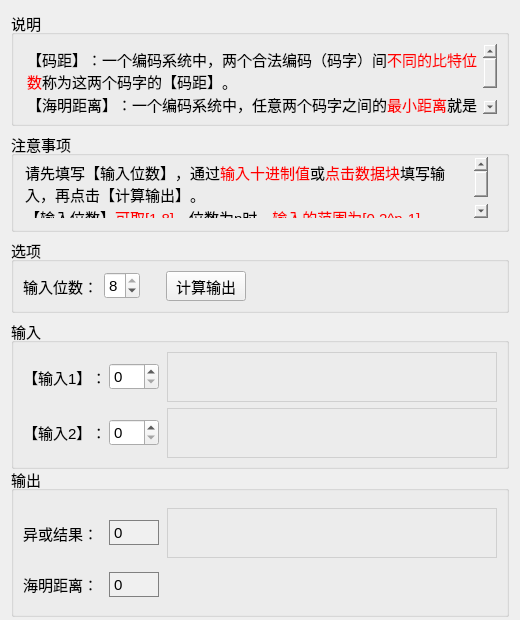
Before: the Qt Designer form forms/hdist.ui in FrancisOWO/HammingCode, drawn with Qt 5.
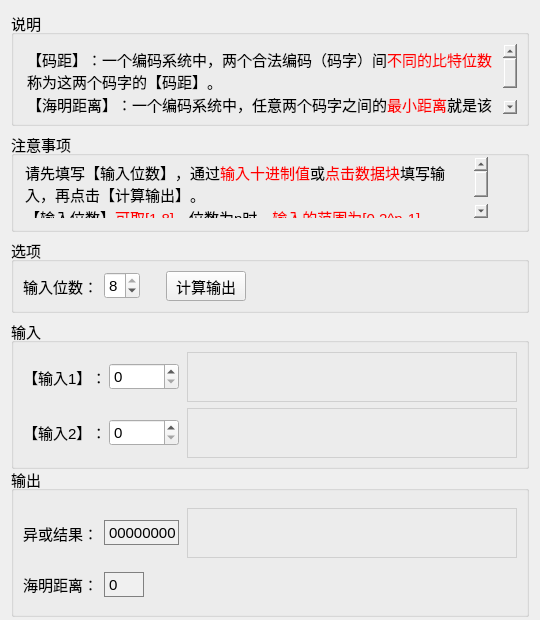
After: the same form once the commit is applied.

Commit message: 完善按钮之间的关联

```diff
--- a/forms/hdist.ui
+++ b/forms/hdist.ui
@@ -6,7 +6,7 @@
    <rect>
     <x>0</x>
     <y>0</y>
-    <width>520</width>
+    <width>540</width>
     <height>620</height>
    </rect>
   </property>
@@ -278,9 +278,15 @@
           </item>
           <item>
            <widget class="QSpinBox" name="spinIn1">
+            <property name="minimumSize">
+             <size>
+              <width>70</width>
+              <height>0</height>
+             </size>
+            </property>
             <property name="maximumSize">
              <size>
-              <width>50</width>
+              <width>70</width>
               <height>16777215</height>
              </size>
             </property>
@@ -363,9 +369,15 @@
           </item>
           <item>
            <widget class="QSpinBox" name="spinIn2">
+            <property name="minimumSize">
+             <size>
+              <width>70</width>
+              <height>0</height>
+             </size>
+            </property>
             <property name="maximumSize">
              <size>
-              <width>50</width>
+              <width>70</width>
               <height>16777215</height>
              </size>
             </property>
@@ -449,13 +461,13 @@
            <widget class="QLabel" name="label_4">
             <property name="minimumSize">
              <size>
-              <width>80</width>
+              <width>75</width>
               <height>0</height>
              </size>
             </property>
             <property name="maximumSize">
              <size>
-              <width>80</width>
+              <width>75</width>
               <height>16777215</height>
              </size>
             </property>
@@ -473,13 +485,13 @@
            <widget class="QLabel" name="labOut">
             <property name="minimumSize">
              <size>
-              <width>50</width>
+              <width>75</width>
               <height>25</height>
              </size>
             </property>
             <property name="maximumSize">
              <size>
-              <width>50</width>
+              <width>75</width>
               <height>25</height>
              </size>
             </property>
@@ -492,7 +504,7 @@
              <string notr="true">background:#F0F0F0;border:1px solid grey</string>
             </property>
             <property name="text">
-             <string>0 </string>
+             <string>00000000</string>
             </property>
            </widget>
           </item>
@@ -546,13 +558,13 @@
            <widget class="QLabel" name="label_5">
             <property name="minimumSize">
              <size>
-              <width>80</width>
+              <width>75</width>
               <height>0</height>
              </size>
             </property>
             <property name="maximumSize">
              <size>
-              <width>80</width>
+              <width>75</width>
               <height>16777215</height>
              </size>
             </property>
@@ -570,13 +582,13 @@
            <widget class="QLabel" name="labHDist">
             <property name="minimumSize">
              <size>
-              <width>50</width>
+              <width>40</width>
               <height>25</height>
              </size>
             </property>
             <property name="maximumSize">
              <size>
-              <width>50</width>
+              <width>40</width>
               <height>25</height>
              </size>
             </property>
```
The commit also changes 4 other files.
